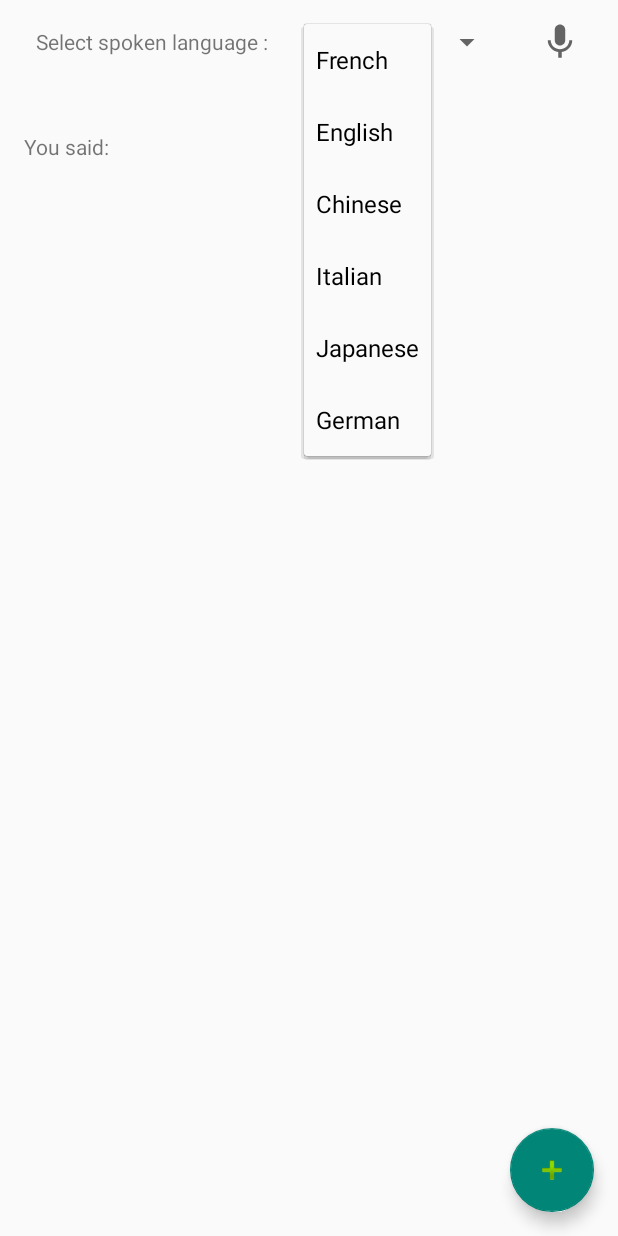
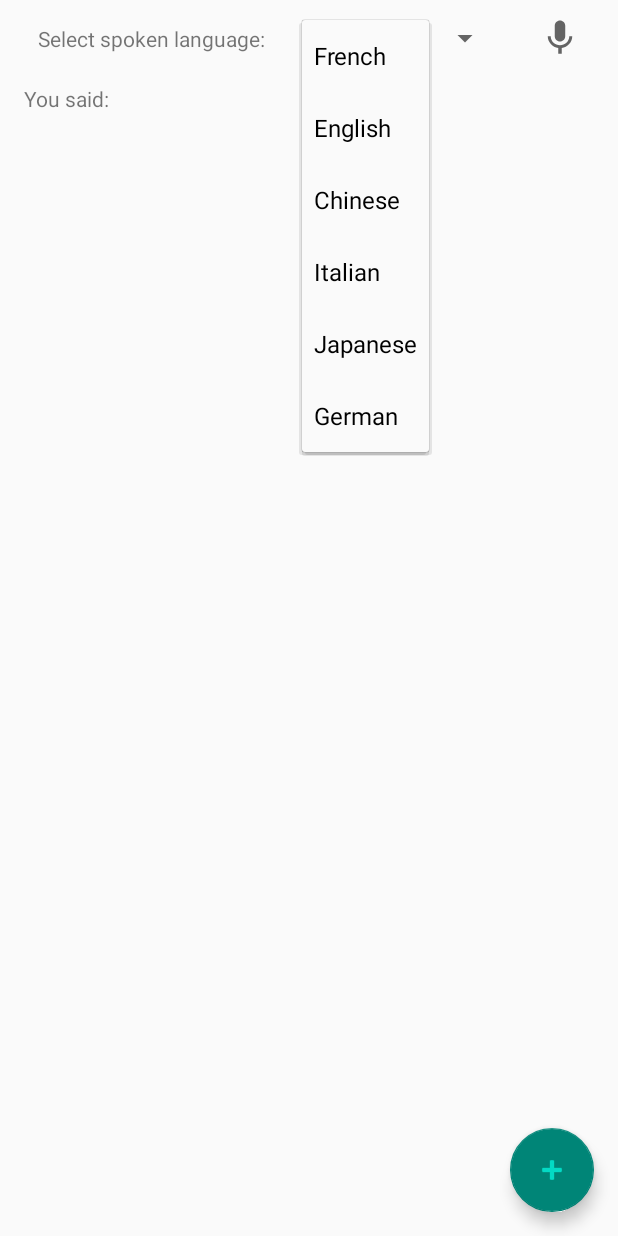
Before and after one commit to ndelvoye/BabelBlock, an Android app: the screen it shows after launch (MainActivity), after a tap on "French", on a phone screen of 412 x 824 dp. Run offline under Robolectric (Android 15) with nearby library versions, the phone set to English and light mode, and no system bars; 1 statement that could not run was skipped.

Commit message:
Capitalize first letter of sentence pronounced + UI modified a bit

```diff
--- a/app/src/main/java/fr/enssat/babelblock/delvoye_legal/MainActivity.kt
+++ b/app/src/main/java/fr/enssat/babelblock/delvoye_legal/MainActivity.kt
@@ -45,7 +45,7 @@ class MainActivity : AppCompatActivity() {
                 speechToText.start(object : SpeechToTextTool.Listener {
                     override fun onResult(text: String, isFinal: Boolean) {
                         if (isFinal) {
-                            sentencePronounced.text = text
+                            sentencePronounced.text = text.capitalize(selectedSpokenLanguage)
                         }
                     }
                 })
--- a/app/src/main/res/layout/activity_main.xml
+++ b/app/src/main/res/layout/activity_main.xml
@@ -9,8 +9,9 @@
 
     <androidx.constraintlayout.widget.ConstraintLayout
         android:id="@+id/constraintLayout"
-        android:layout_width="411dp"
-        android:layout_height="55dp"
+        android:layout_width="match_parent"
+        android:layout_height="40dp"
+        android:layout_marginTop="5dp"
         app:layout_constraintEnd_toEndOf="parent"
         app:layout_constraintHorizontal_bias="0.0"
         app:layout_constraintStart_toStartOf="parent"
@@ -21,22 +22,21 @@
             android:layout_width="wrap_content"
             android:layout_height="wrap_content"
             android:text="@string/select_spoken_language_title"
+            app:layout_constraintBottom_toBottomOf="parent"
+            app:layout_constraintEnd_toStartOf="@+id/selectSpokenLanguageSpinner"
+            app:layout_constraintHorizontal_bias="0.171"
             app:layout_constraintStart_toStartOf="parent"
-            app:layout_constraintEnd_toStartOf="@+id/selectSpokenLanguageSpinner"
-            app:layout_constraintBottom_toBottomOf="parent"
-            app:layout_constraintHorizontal_bias="0.171"
             app:layout_constraintTop_toTopOf="parent" />
 
         <Spinner
             android:id="@+id/selectSpokenLanguageSpinner"
             android:layout_width="wrap_content"
             android:layout_height="wrap_content"
+            android:entries="@array/languages"
+            app:layout_constraintBottom_toBottomOf="parent"
+            app:layout_constraintEnd_toStartOf="@+id/startTalkButton"
             app:layout_constraintStart_toEndOf="@+id/selectSpokenLanguageText"
-            app:layout_constraintEnd_toStartOf="@+id/startTalkButton"
-            app:layout_constraintTop_toTopOf="parent"
-            app:layout_constraintBottom_toBottomOf="parent"
-            android:entries="@array/languages"
-            />
+            app:layout_constraintTop_toTopOf="parent" />
 
         <ImageView
             android:id="@+id/startTalkButton"
@@ -54,9 +54,8 @@
 
     <androidx.constraintlayout.widget.ConstraintLayout
         android:id="@+id/constraintLayout2"
-        android:layout_width="409dp"
-        android:layout_height="76dp"
-        android:layout_marginTop="4dp"
+        android:layout_width="match_parent"
+        android:layout_height="40dp"
         app:layout_constraintEnd_toEndOf="parent"
         app:layout_constraintStart_toStartOf="parent"
         app:layout_constraintTop_toBottomOf="@+id/constraintLayout">
@@ -96,18 +95,18 @@
         android:clickable="true"
         android:contentDescription="@string/add_language_button_content_description"
         android:focusable="true"
+        android:tint="@color/teal_200"
         app:layout_constraintBottom_toBottomOf="parent"
         app:layout_constraintEnd_toEndOf="parent"
-        app:rippleColor="#FFFFFF"
         app:srcCompat="@android:drawable/ic_input_add" />
 
     <androidx.recyclerview.widget.RecyclerView
         android:id="@+id/languagesRecyclerView"
-        android:layout_width="412dp"
-        android:layout_height="586dp"
+        android:layout_width="match_parent"
+        android:layout_height="wrap_content"
         android:padding="16dp"
-        app:layout_constraintBottom_toBottomOf="parent"
         app:layout_constraintEnd_toEndOf="parent"
+        app:layout_constraintHorizontal_bias="0.625"
         app:layout_constraintStart_toStartOf="parent"
         app:layout_constraintTop_toBottomOf="@+id/constraintLayout2" />
 
--- a/app/src/main/res/values/strings.xml
+++ b/app/src/main/res/values/strings.xml
@@ -1,6 +1,6 @@
 <resources>
     <string name="app_name">BabelBlock</string>
-    <string name="select_spoken_language_title">Select spoken language : </string>
+    <string name="select_spoken_language_title">Select spoken language:</string>
     <string name="sentence_pronounced_title">You said:</string>
     <string name="begin_translation_button_content_description">STT button</string>
     <string name="add_language_button_content_description">Add language button</string>
```
